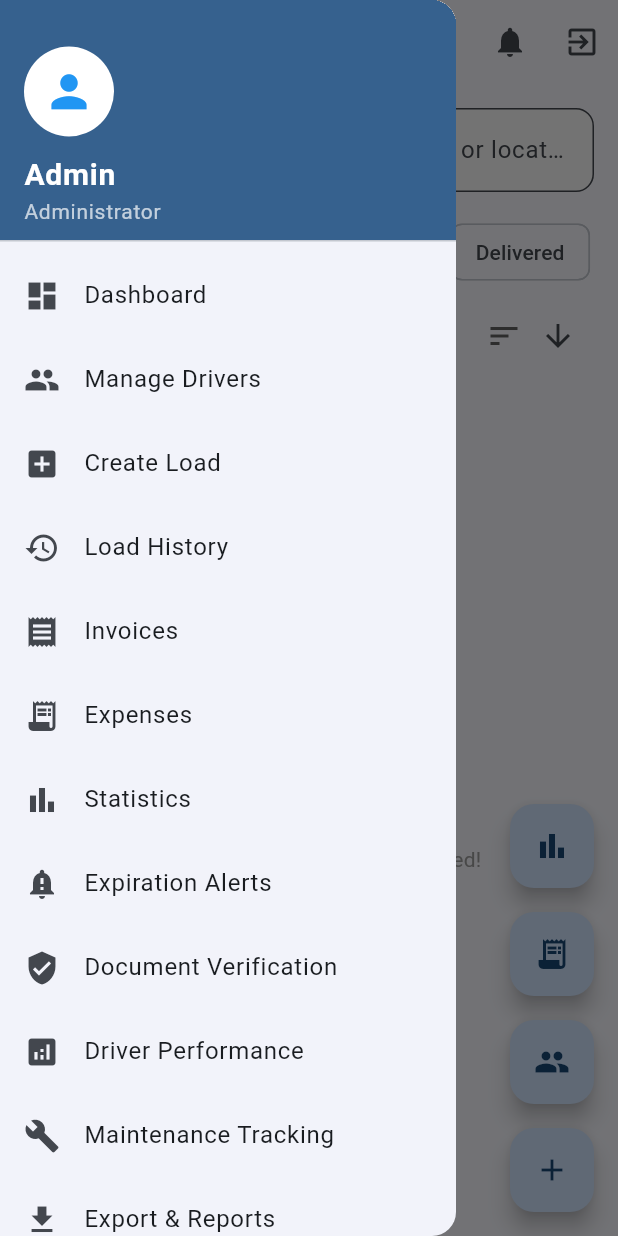
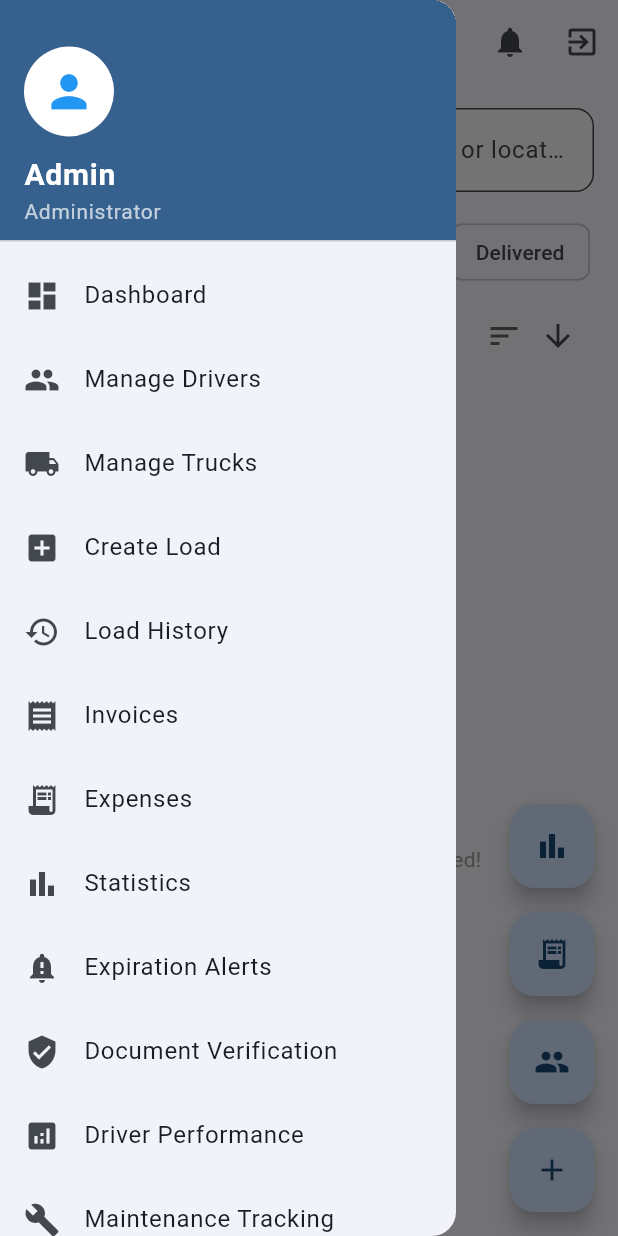
Before and after one commit to dukens11-create/gud, a Flutter app: the AdminHome screen opened by its route, with the side drawer open, on a phone screen of 412 x 824 dp. Run offline on Flutter 3.47's test engine with Material 3 defaults, Android fonts, the phone set to English and light mode, and no system bars; our stand-ins replace cloud_firestore, csv, firebase_analytics, firebase_auth, firebase_core, firebase_crashlytics and 13 more; missing offline and left inert: firebase_app_check; accounts and stored records are empty.

Commit message:
Add truck routes, navigation menu, and firestore rules
Co-authored-by: dukens11-create <249652828+dukens11-create@users.noreply.github.com>

```diff
--- a/lib/routes.dart
+++ b/lib/routes.dart
@@ -13,6 +13,7 @@ import 'screens/admin/document_verification_screen.dart';
 import 'screens/admin/driver_performance_dashboard.dart';
 import 'screens/admin/maintenance_tracking_screen.dart';
 import 'screens/admin/expiration_alerts_screen.dart';
+import 'screens/admin/manage_trucks_screen.dart';
 
 import 'screens/driver/driver_home.dart';
 import 'screens/driver/earnings_screen.dart';
@@ -41,6 +42,7 @@ final Map<String, WidgetBuilder> routes = {
   '/login': (_) => const LoginScreen(),
   '/admin': (_) => const AdminHome(),
   '/admin/drivers': (_) => const ManageDriversScreen(),
+  '/admin/trucks': (_) => const ManageTrucksScreen(),
   '/admin/create-load': (_) => const CreateLoadScreen(),
   '/admin/expenses': (_) => const ExpensesScreen(),
   '/admin/add-expense': (_) => const AddExpenseScreen(),
--- a/lib/screens/admin/admin_home.dart
+++ b/lib/screens/admin/admin_home.dart
@@ -687,6 +687,14 @@ class _AdminHomeState extends State<AdminHome> {
             },
           ),
           ListTile(
+            leading: const Icon(Icons.local_shipping),
+            title: const Text('Manage Trucks'),
+            onTap: () {
+              Navigator.pop(context);
+              Navigator.pushNamed(context, '/admin/trucks');
+            },
+          ),
+          ListTile(
             leading: const Icon(Icons.add_box),
             title: const Text('Create Load'),
             onTap: () {
```
Also changed, not shown: 1 other file.
